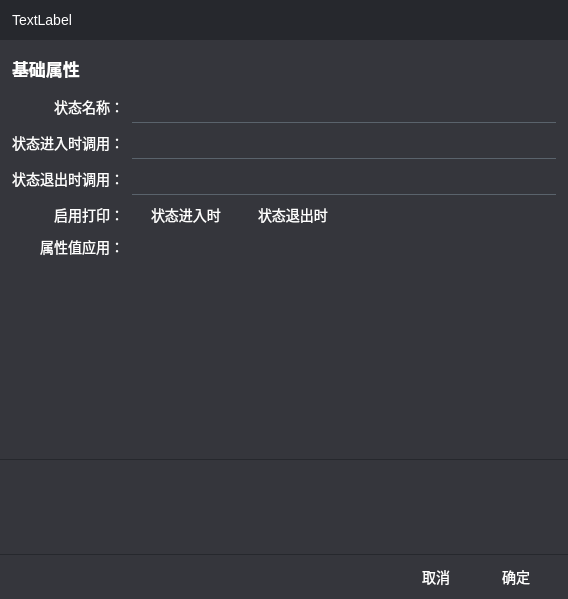
Above: editor/dialogs/basepropertyeditdlg.ui from daonvshu/qtaskmachine before the change. Below: the same form after it.
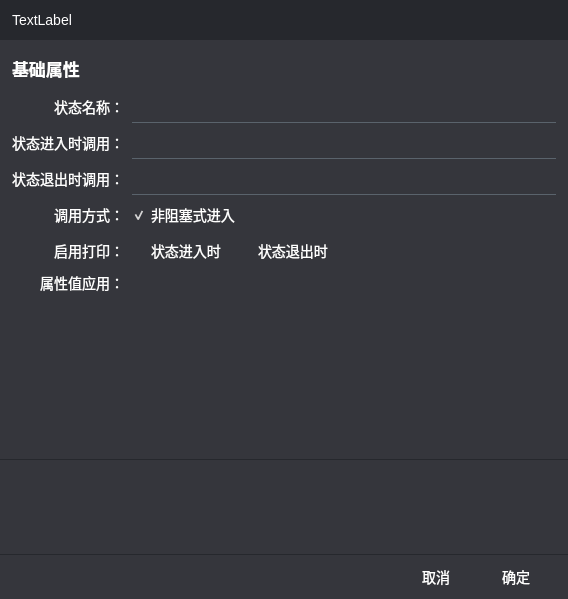
That is the form after the change. Icons and pictures are not drawn.

Commit message: add attributes for non-blocking call enter function

```diff
--- a/editor/dialogs/basepropertyeditdlg.ui
+++ b/editor/dialogs/basepropertyeditdlg.ui
@@ -36,6 +36,9 @@
 QCheckBox::indicator:checked {
     image: url(:/res/checked.svg);
 }
+QCheckBox::indicator:checked:disabled {
+    image: url(:/res/checked_disable.svg);
+}
 </string>
   </property>
   <layout class="QVBoxLayout" name="verticalLayout" stretch="0,1,0,0">
@@ -214,23 +217,29 @@
          <property name="verticalSpacing">
           <number>4</number>
          </property>
-         <item row="4" column="0">
-          <widget class="QLabel" name="label_9">
+         <item row="0" column="0">
+          <widget class="QLabel" name="label_3">
            <property name="text">
-            <string>属性值应用：</string>
+            <string>状态名称：</string>
            </property>
            <property name="alignment">
             <set>Qt::AlignRight|Qt::AlignTrailing|Qt::AlignVCenter</set>
            </property>
           </widget>
          </item>
-         <item row="2" column="0">
-          <widget class="QLabel" name="label_func_exit">
-           <property name="text">
-            <string>状态退出时调用：</string>
+         <item row="1" column="1">
+          <widget class="QLineEdit" name="input_func_enter">
+           <property name="minimumSize">
+            <size>
+             <width>0</width>
+             <height>32</height>
+            </size>
            </property>
-           <property name="alignment">
-            <set>Qt::AlignRight|Qt::AlignTrailing|Qt::AlignVCenter</set>
+           <property name="focusPolicy">
+            <enum>Qt::ClickFocus</enum>
+           </property>
+           <property name="maxLength">
+            <number>36</number>
            </property>
           </widget>
          </item>
@@ -269,43 +278,67 @@
            </property>
           </widget>
          </item>
-         <item row="1" column="1">
-          <widget class="QLineEdit" name="input_func_enter">
-           <property name="minimumSize">
-            <size>
-             <width>0</width>
-             <height>32</height>
-            </size>
-           </property>
-           <property name="focusPolicy">
-            <enum>Qt::ClickFocus</enum>
-           </property>
-           <property name="maxLength">
-            <number>36</number>
-           </property>
-          </widget>
-         </item>
-         <item row="0" column="0">
-          <widget class="QLabel" name="label_3">
-           <property name="text">
-            <string>状态名称：</string>
-           </property>
-           <property name="alignment">
-            <set>Qt::AlignRight|Qt::AlignTrailing|Qt::AlignVCenter</set>
-           </property>
-          </widget>
-         </item>
-         <item row="1" column="0">
-          <widget class="QLabel" name="label_func_enter">
-           <property name="text">
-            <string>状态进入时调用：</string>
-           </property>
-           <property name="alignment">
-            <set>Qt::AlignRight|Qt::AlignTrailing|Qt::AlignVCenter</set>
-           </property>
-          </widget>
-         </item>
          <item row="4" column="1">
+          <layout class="QHBoxLayout" name="horizontalLayout_4">
+           <property name="spacing">
+            <number>12</number>
+           </property>
+           <item>
+            <widget class="QCheckBox" name="print_on_enter">
+             <property name="minimumSize">
+              <size>
+               <width>0</width>
+               <height>32</height>
+              </size>
+             </property>
+             <property name="text">
+              <string>状态进入时</string>
+             </property>
+            </widget>
+           </item>
+           <item>
+            <widget class="QCheckBox" name="print_on_exit">
+             <property name="text">
+              <string>状态退出时</string>
+             </property>
+            </widget>
+           </item>
+           <item>
+            <spacer name="horizontalSpacer_3">
+             <property name="orientation">
+              <enum>Qt::Horizontal</enum>
+             </property>
+             <property name="sizeHint" stdset="0">
+              <size>
+               <width>40</width>
+               <height>20</height>
+              </size>
+             </property>
+            </spacer>
+           </item>
+          </layout>
+         </item>
+         <item row="2" column="0">
+          <widget class="QLabel" name="label_func_exit">
+           <property name="text">
+            <string>状态退出时调用：</string>
+           </property>
+           <property name="alignment">
+            <set>Qt::AlignRight|Qt::AlignTrailing|Qt::AlignVCenter</set>
+           </property>
+          </widget>
+         </item>
+         <item row="4" column="0">
+          <widget class="QLabel" name="label_2">
+           <property name="text">
+            <string>启用打印：</string>
+           </property>
+           <property name="alignment">
+            <set>Qt::AlignRight|Qt::AlignTrailing|Qt::AlignVCenter</set>
+           </property>
+          </widget>
+         </item>
+         <item row="5" column="1">
           <layout class="QVBoxLayout" name="layout_bind_properties">
            <item>
             <widget class="QPushButton" name="btn_property_add">
@@ -347,10 +380,30 @@
            </item>
           </layout>
          </item>
+         <item row="5" column="0">
+          <widget class="QLabel" name="label_9">
+           <property name="text">
+            <string>属性值应用：</string>
+           </property>
+           <property name="alignment">
+            <set>Qt::AlignRight|Qt::AlignTrailing|Qt::AlignVCenter</set>
+           </property>
+          </widget>
+         </item>
+         <item row="1" column="0">
+          <widget class="QLabel" name="label_func_enter">
+           <property name="text">
+            <string>状态进入时调用：</string>
+           </property>
+           <property name="alignment">
+            <set>Qt::AlignRight|Qt::AlignTrailing|Qt::AlignVCenter</set>
+           </property>
+          </widget>
+         </item>
          <item row="3" column="0">
-          <widget class="QLabel" name="label_2">
+          <widget class="QLabel" name="label_4">
            <property name="text">
-            <string>启用打印：</string>
+            <string>调用方式：</string>
            </property>
            <property name="alignment">
             <set>Qt::AlignRight|Qt::AlignTrailing|Qt::AlignVCenter</set>
@@ -358,32 +411,31 @@
           </widget>
          </item>
          <item row="3" column="1">
-          <layout class="QHBoxLayout" name="horizontalLayout_4">
-           <property name="spacing">
-            <number>12</number>
-           </property>
+          <layout class="QHBoxLayout" name="horizontalLayout_5">
            <item>
-            <widget class="QCheckBox" name="print_on_enter">
+            <widget class="QCheckBox" name="call_on_non_block">
+             <property name="enabled">
+              <bool>false</bool>
+             </property>
              <property name="minimumSize">
               <size>
                <width>0</width>
                <height>32</height>
               </size>
              </property>
-             <property name="text">
-              <string>状态进入时</string>
+             <property name="styleSheet">
+              <string notr="true"/>
              </property>
-            </widget>
-           </item>
-           <item>
-            <widget class="QCheckBox" name="print_on_exit">
              <property name="text">
-              <string>状态退出时</string>
+              <string>非阻塞式进入</string>
              </property>
+             <property name="checked">
+              <bool>true</bool>
+             </property>
             </widget>
            </item>
            <item>
-            <spacer name="horizontalSpacer_3">
+            <spacer name="horizontalSpacer_4">
              <property name="orientation">
               <enum>Qt::Horizontal</enum>
              </property>
```
The commit also changes 11 other files.
